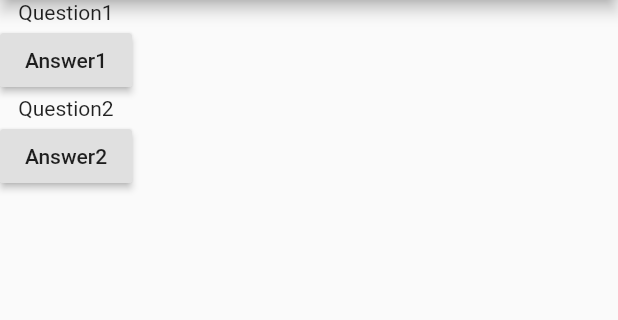
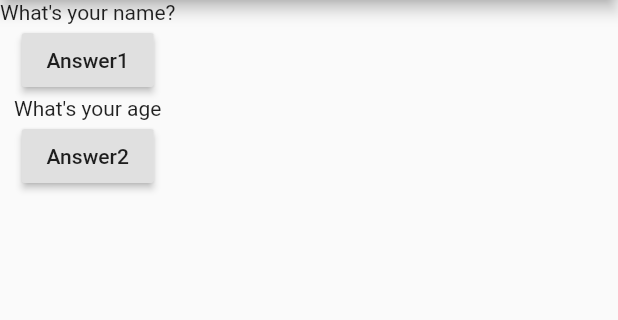
Before and after one commit to matbot/Flutter-Test-App, a Flutter app: the screen it shows after launch, on a phone screen of 412 x 824 dp, the part 84-404 px from its top. Run offline on Flutter 3.47's test engine with Material 2 defaults, Android fonts, the phone set to English and light mode, and no system bars.

Commit message:
pulling questions from list

```diff
--- a/lib/main.dart
+++ b/lib/main.dart
@@ -22,12 +22,12 @@ class MyApp extends StatelessWidget {
         ),
         body: Column(
           children: [
-            Text('Question1'),
+            Text(questions[0]),
             RaisedButton(
               child: Text('Answer1'),
               onPressed: answerQuestion,
             ),
-            Text('Question2'),
+            Text(questions[1]),
             RaisedButton(
               child: Text('Answer2'),
               onPressed: () => print("Answer 2 chosen!"),
```
